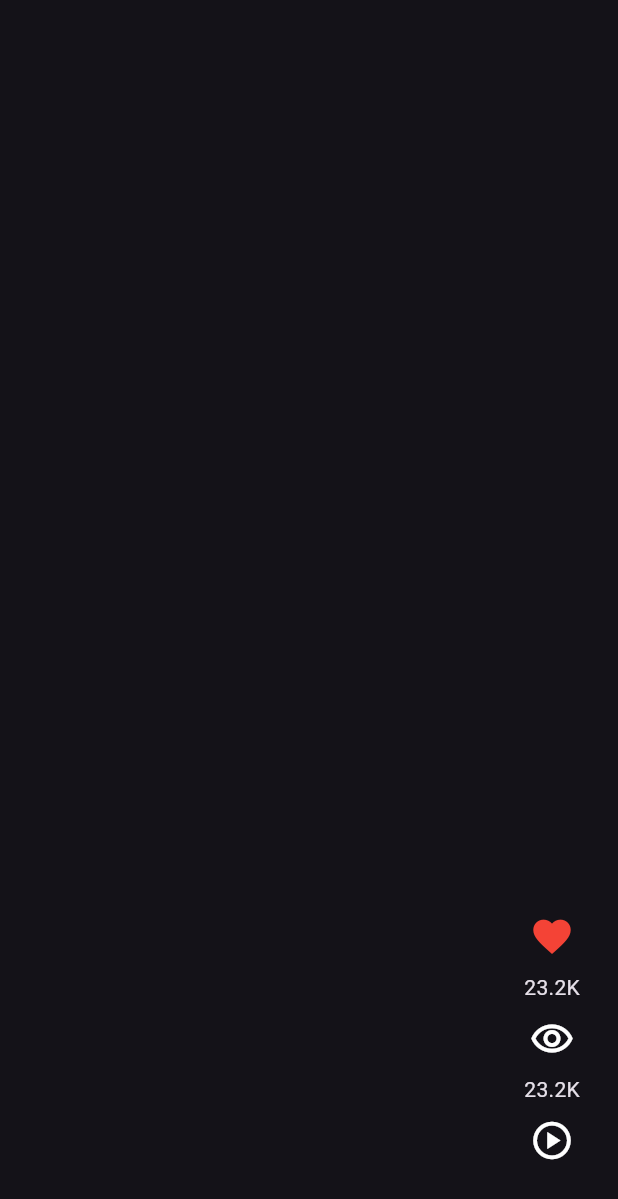
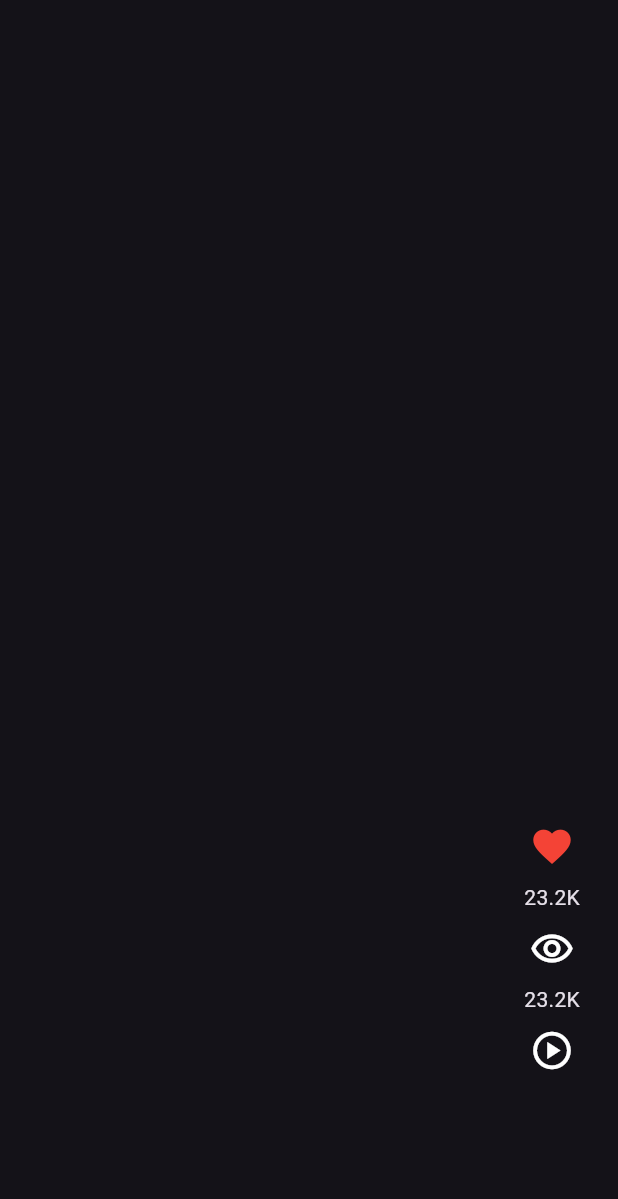
Before and after one commit to Danieruone/vertical-videos, a Flutter app: the screen it shows after launch, on a phone screen of 412 x 824 dp. Shown: the top 1199 px of the screen. Run offline on Flutter 3.47's test engine with Material 3 defaults, Android fonts, the phone set to English and light mode, and no system bars; our stand-ins replace animate_do.

```diff
--- a/lib/presentation/widgets/shared/video_scrollable_view.dart
+++ b/lib/presentation/widgets/shared/video_scrollable_view.dart
@@ -19,7 +19,7 @@ class VideoScrollableView extends StatelessWidget {
           children: [
             // TODO: videoplayer + gradient
             Positioned(
-                bottom: 40, right: 20, child: VideoButtons(video: videPost))
+                bottom: 100, right: 20, child: VideoButtons(video: videPost))
           ],
         );
       },
```
